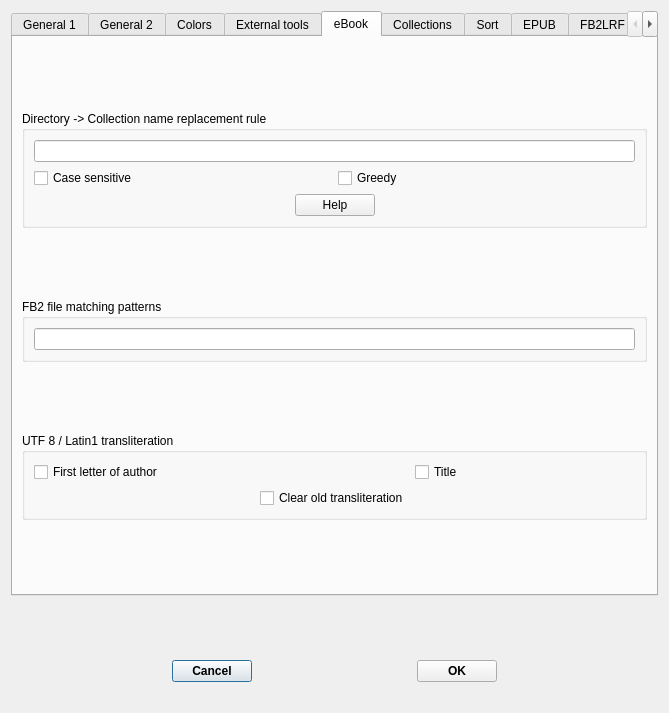
rupor-github/sonyfmgr, file src/Config.ui: the form before one commit.
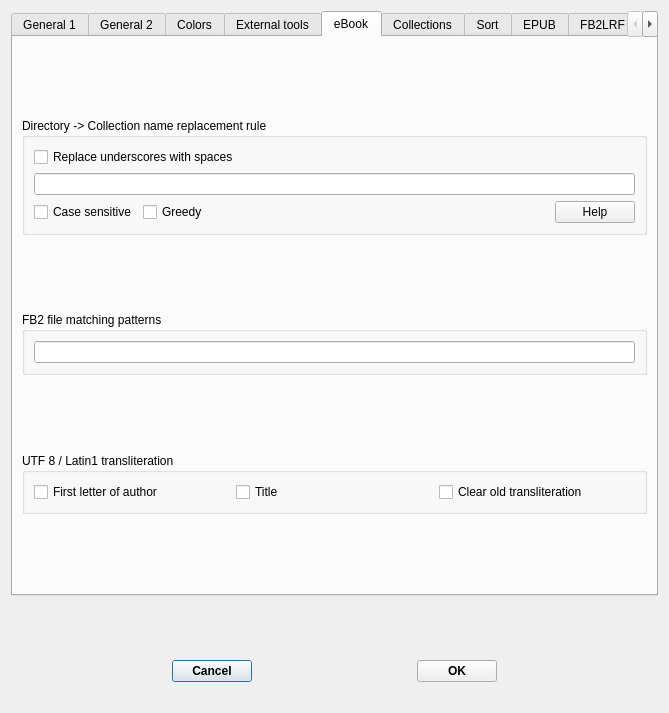
The form after the commit. The open tabs and pages were chosen to show the change.

What changed in the file:
```diff
--- a/src/Config.ui
+++ b/src/Config.ui
@@ -929,16 +929,8 @@
        </item>
       </layout>
      </widget>
-     <widget class="QWidget" name="tab_3" >
-      <property name="geometry" >
-       <rect>
-        <x>0</x>
-        <y>0</y>
-        <width>647</width>
-        <height>592</height>
-       </rect>
-      </property>
-      <attribute name="title" >
+     <widget class="QWidget" name="tab_3">
+      <attribute name="title">
        <string>eBook</string>
       </attribute>
       <layout class="QGridLayout" name="gridLayout_11" >
@@ -947,7 +939,10 @@
          <property name="orientation" >
           <enum>Qt::Vertical</enum>
          </property>
-         <property name="sizeHint" stdset="0" >
+         <property name="sizeType">
+          <enum>QSizePolicy::Expanding</enum>
+         </property>
+         <property name="sizeHint" stdset="0">
           <size>
            <width>20</width>
            <height>15</height>
@@ -955,68 +950,9 @@
          </property>
         </spacer>
        </item>
-       <item row="1" column="0" >
-        <widget class="QGroupBox" name="groupBox_7" >
-         <property name="title" >
-          <string>Directory -> Collection name replacement rule</string>
-         </property>
-         <layout class="QGridLayout" name="gridLayout_4" >
-          <item row="2" column="0" >
-           <spacer name="horizontalSpacer" >
-            <property name="orientation" >
-             <enum>Qt::Horizontal</enum>
-            </property>
-            <property name="sizeHint" stdset="0" >
-             <size>
-              <width>59</width>
-              <height>20</height>
-             </size>
-            </property>
-           </spacer>
-          </item>
-          <item row="2" column="3" >
-           <spacer name="horizontalSpacer_2" >
-            <property name="orientation" >
-             <enum>Qt::Horizontal</enum>
-            </property>
-            <property name="sizeHint" stdset="0" >
-             <size>
-              <width>59</width>
-              <height>20</height>
-             </size>
-            </property>
-           </spacer>
-          </item>
-          <item row="2" column="1" colspan="2" >
-           <widget class="QPushButton" name="dir_help" >
-            <property name="text" >
-             <string>Help</string>
-            </property>
-           </widget>
-          </item>
-          <item row="1" column="0" colspan="2" >
-           <widget class="QCheckBox" name="dir_case" >
-            <property name="text" >
-             <string>Case sensitive</string>
-            </property>
-           </widget>
-          </item>
-          <item row="1" column="2" colspan="2" >
-           <widget class="QCheckBox" name="dir_greedy" >
-            <property name="text" >
-             <string>Greedy</string>
-            </property>
-           </widget>
-          </item>
-          <item row="0" column="0" colspan="4" >
-           <widget class="QLineEdit" name="dir_rules" />
-          </item>
-         </layout>
-        </widget>
-       </item>
-       <item row="2" column="0" >
-        <spacer name="verticalSpacer_8" >
-         <property name="orientation" >
+       <item row="2" column="0">
+        <spacer name="verticalSpacer_8">
+         <property name="orientation">
           <enum>Qt::Vertical</enum>
          </property>
          <property name="sizeHint" stdset="0" >
@@ -1057,63 +993,112 @@
          <property name="title" >
           <string>UTF 8 / Latin1 transliteration</string>
          </property>
-         <layout class="QGridLayout" name="gridLayout_5" >
-          <item row="1" column="1" >
-           <widget class="QCheckBox" name="tr_clear" >
-            <property name="layoutDirection" >
-             <enum>Qt::LeftToRight</enum>
-            </property>
-            <property name="text" >
-             <string>Clear old transliteration</string>
-            </property>
-           </widget>
-          </item>
-          <item row="1" column="0" >
-           <spacer name="horizontalSpacer_10" >
-            <property name="orientation" >
-             <enum>Qt::Horizontal</enum>
-            </property>
-            <property name="sizeHint" stdset="0" >
-             <size>
-              <width>40</width>
-              <height>20</height>
-             </size>
-            </property>
-           </spacer>
-          </item>
-          <item row="0" column="0" >
-           <widget class="QCheckBox" name="tr_author" >
-            <property name="text" >
+         <layout class="QGridLayout" name="gridLayout_5">
+          <item row="0" column="0">
+           <widget class="QCheckBox" name="tr_author">
+            <property name="text">
              <string>First letter of author</string>
             </property>
            </widget>
           </item>
-          <item row="1" column="2" >
-           <spacer name="horizontalSpacer_13" >
-            <property name="orientation" >
-             <enum>Qt::Horizontal</enum>
-            </property>
-            <property name="sizeHint" stdset="0" >
-             <size>
-              <width>40</width>
-              <height>20</height>
-             </size>
-            </property>
-           </spacer>
-          </item>
-          <item row="0" column="2" >
-           <widget class="QCheckBox" name="tr_title" >
-            <property name="text" >
+          <item row="0" column="1">
+           <widget class="QCheckBox" name="tr_title">
+            <property name="text">
              <string>Title</string>
             </property>
            </widget>
           </item>
+          <item row="0" column="2">
+           <widget class="QCheckBox" name="tr_clear">
+            <property name="layoutDirection">
+             <enum>Qt::LeftToRight</enum>
+            </property>
+            <property name="text">
+             <string>Clear old transliteration</string>
+            </property>
+           </widget>
+          </item>
          </layout>
         </widget>
        </item>
-       <item row="6" column="0" >
-        <spacer name="verticalSpacer_9" >
-         <property name="orientation" >
+       <item row="1" column="0">
+        <widget class="QGroupBox" name="groupBox_7">
+         <property name="sizePolicy">
+          <sizepolicy hsizetype="Preferred" vsizetype="Preferred">
+           <horstretch>0</horstretch>
+           <verstretch>0</verstretch>
+          </sizepolicy>
+         </property>
+         <property name="maximumSize">
+          <size>
+           <width>16777215</width>
+           <height>308</height>
+          </size>
+         </property>
+         <property name="title">
+          <string>Directory -&gt; Collection name replacement rule</string>
+         </property>
+         <layout class="QGridLayout" name="gridLayout_4">
+          <item row="0" column="0">
+           <widget class="QCheckBox" name="dir_truscore">
+            <property name="sizePolicy">
+             <sizepolicy hsizetype="Minimum" vsizetype="Fixed">
+              <horstretch>0</horstretch>
+              <verstretch>0</verstretch>
+             </sizepolicy>
+            </property>
+            <property name="text">
+             <string>Replace underscores with spaces</string>
+            </property>
+           </widget>
+          </item>
+          <item row="1" column="0" colspan="3">
+           <widget class="QLineEdit" name="dir_rules"/>
+          </item>
+          <item row="2" column="0">
+           <layout class="QHBoxLayout" name="horizontalLayout_8">
+            <item>
+             <widget class="QCheckBox" name="dir_case">
+              <property name="text">
+               <string>Case sensitive</string>
+              </property>
+             </widget>
+            </item>
+            <item>
+             <widget class="QCheckBox" name="dir_greedy">
+              <property name="text">
+               <string>Greedy</string>
+              </property>
+             </widget>
+            </item>
+           </layout>
+          </item>
+          <item row="2" column="1">
+           <spacer name="horizontalSpacer">
+            <property name="orientation">
+             <enum>Qt::Horizontal</enum>
+            </property>
+            <property name="sizeHint" stdset="0">
+             <size>
+              <width>335</width>
+              <height>20</height>
+             </size>
+            </property>
+           </spacer>
+          </item>
+          <item row="2" column="2">
+           <widget class="QPushButton" name="dir_help">
+            <property name="text">
+             <string>Help</string>
+            </property>
+           </widget>
+          </item>
+         </layout>
+        </widget>
+       </item>
+       <item row="6" column="0">
+        <spacer name="verticalSpacer_9">
+         <property name="orientation">
           <enum>Qt::Vertical</enum>
          </property>
          <property name="sizeHint" stdset="0" >
```
Left out of the diff: 1747 changed lines with no effect on the pictures.
